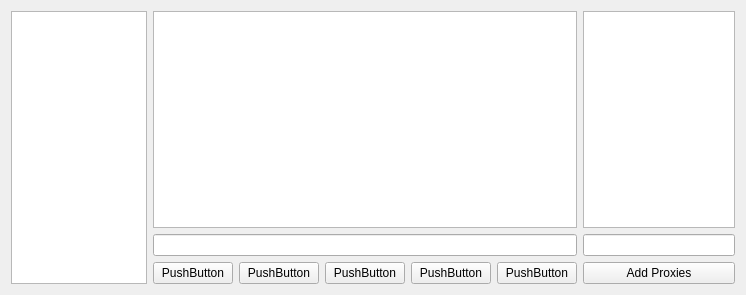
This is QT_Test/qt_test.ui in grasmanek94/PACB-PROJECT-ChatBot-QT-V3 as Qt 5 draws it before an edit. The edited form follows.
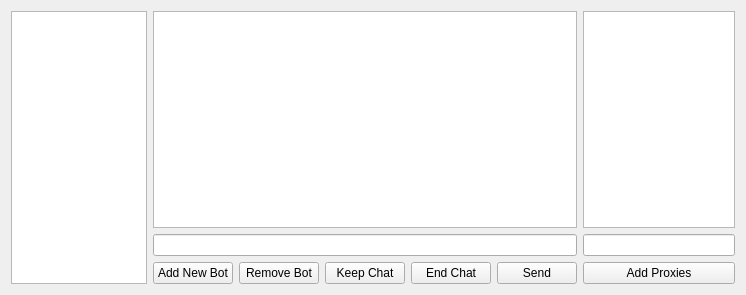
This is the edited form. Icons and pictures are not drawn.

The edit to the form file:
```diff
--- a/QT_Test/qt_test.ui
+++ b/QT_Test/qt_test.ui
@@ -35,35 +35,35 @@
         <item>
          <widget class="QPushButton" name="pushButton_4">
           <property name="text">
-           <string>PushButton</string>
+           <string>Add New Bot</string>
           </property>
          </widget>
         </item>
         <item>
          <widget class="QPushButton" name="pushButton_3">
           <property name="text">
-           <string>PushButton</string>
+           <string>Remove Bot</string>
           </property>
          </widget>
         </item>
         <item>
          <widget class="QPushButton" name="pushButton_2">
           <property name="text">
-           <string>PushButton</string>
+           <string>Keep Chat</string>
           </property>
          </widget>
         </item>
         <item>
          <widget class="QPushButton" name="pushButton">
           <property name="text">
-           <string>PushButton</string>
+           <string>End Chat</string>
           </property>
          </widget>
         </item>
         <item>
          <widget class="QPushButton" name="pushButton_5">
           <property name="text">
-           <string>PushButton</string>
+           <string>Send</string>
           </property>
          </widget>
         </item>
```
Left out of the diff: 8 changed lines with no effect on the pictures.
